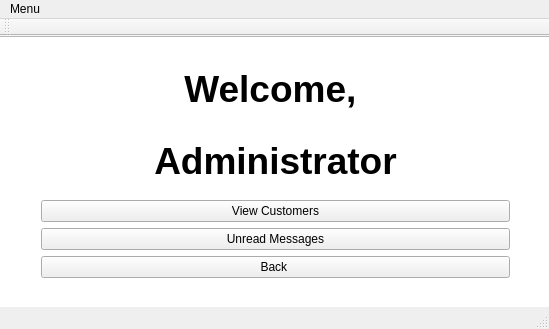
Above: CS1C-Project-Master/AdminWindow.ui from AustinVaday/CS1C-Class-Project before the change. Below: the same form after it.
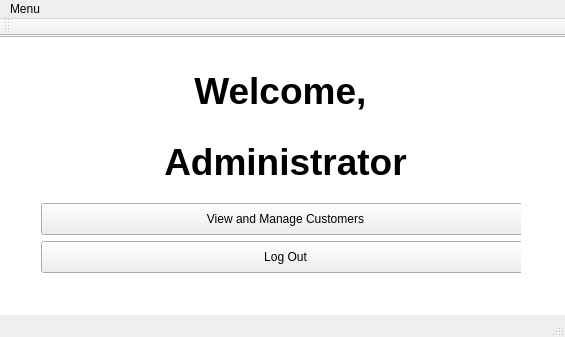
That is the form after the change.

```diff
--- a/CS1C-Project-Master/AdminWindow.ui
+++ b/CS1C-Project-Master/AdminWindow.ui
@@ -6,8 +6,8 @@
    <rect>
     <x>0</x>
     <y>0</y>
-    <width>549</width>
-    <height>329</height>
+    <width>565</width>
+    <height>337</height>
    </rect>
   </property>
   <property name="windowTitle">
@@ -23,9 +23,33 @@
       <height>243</height>
      </rect>
     </property>
+    <property name="minimumSize">
+     <size>
+      <width>491</width>
+      <height>243</height>
+     </size>
+    </property>
+    <property name="maximumSize">
+     <size>
+      <width>491</width>
+      <height>243</height>
+     </size>
+    </property>
     <layout class="QVBoxLayout" name="verticalLayout_2">
      <item>
       <widget class="QLabel" name="welcome_label">
+       <property name="minimumSize">
+        <size>
+         <width>489</width>
+         <height>63</height>
+        </size>
+       </property>
+       <property name="maximumSize">
+        <size>
+         <width>489</width>
+         <height>63</height>
+        </size>
+       </property>
        <property name="font">
         <font>
          <family>Arial</family>
@@ -40,6 +64,18 @@
      </item>
      <item>
       <widget class="QLabel" name="user_name_label">
+       <property name="minimumSize">
+        <size>
+         <width>489</width>
+         <height>62</height>
+        </size>
+       </property>
+       <property name="maximumSize">
+        <size>
+         <width>489</width>
+         <height>62</height>
+        </size>
+       </property>
        <property name="font">
         <font>
          <family>Arial</family>
@@ -56,22 +92,39 @@
       <layout class="QVBoxLayout" name="verticalLayout">
        <item>
         <widget class="QPushButton" name="view_activated_customers">
-         <property name="text">
-          <string>View Customers</string>
+         <property name="minimumSize">
+          <size>
+           <width>489</width>
+           <height>32</height>
+          </size>
          </property>
-        </widget>
-       </item>
-       <item>
-        <widget class="QPushButton" name="unreadMessagesButton">
+         <property name="maximumSize">
+          <size>
+           <width>489</width>
+           <height>32</height>
+          </size>
+         </property>
          <property name="text">
-          <string>Unread Messages</string>
+          <string>View and Manage Customers</string>
          </property>
         </widget>
        </item>
        <item>
         <widget class="QPushButton" name="back_button">
+         <property name="minimumSize">
+          <size>
+           <width>489</width>
+           <height>32</height>
+          </size>
+         </property>
+         <property name="maximumSize">
+          <size>
+           <width>489</width>
+           <height>32</height>
+          </size>
+         </property>
          <property name="text">
-          <string>Back </string>
+          <string>Log Out</string>
          </property>
         </widget>
        </item>
@@ -88,6 +141,18 @@
       <height>281</height>
      </rect>
     </property>
+    <property name="minimumSize">
+     <size>
+      <width>601</width>
+      <height>281</height>
+     </size>
+    </property>
+    <property name="maximumSize">
+     <size>
+      <width>601</width>
+      <height>281</height>
+     </size>
+    </property>
    </widget>
    <zorder>graphicsView</zorder>
    <zorder>layoutWidget</zorder>
@@ -106,7 +171,7 @@
     <rect>
      <x>0</x>
      <y>0</y>
-     <width>549</width>
+     <width>565</width>
      <height>22</height>
     </rect>
    </property>
```
